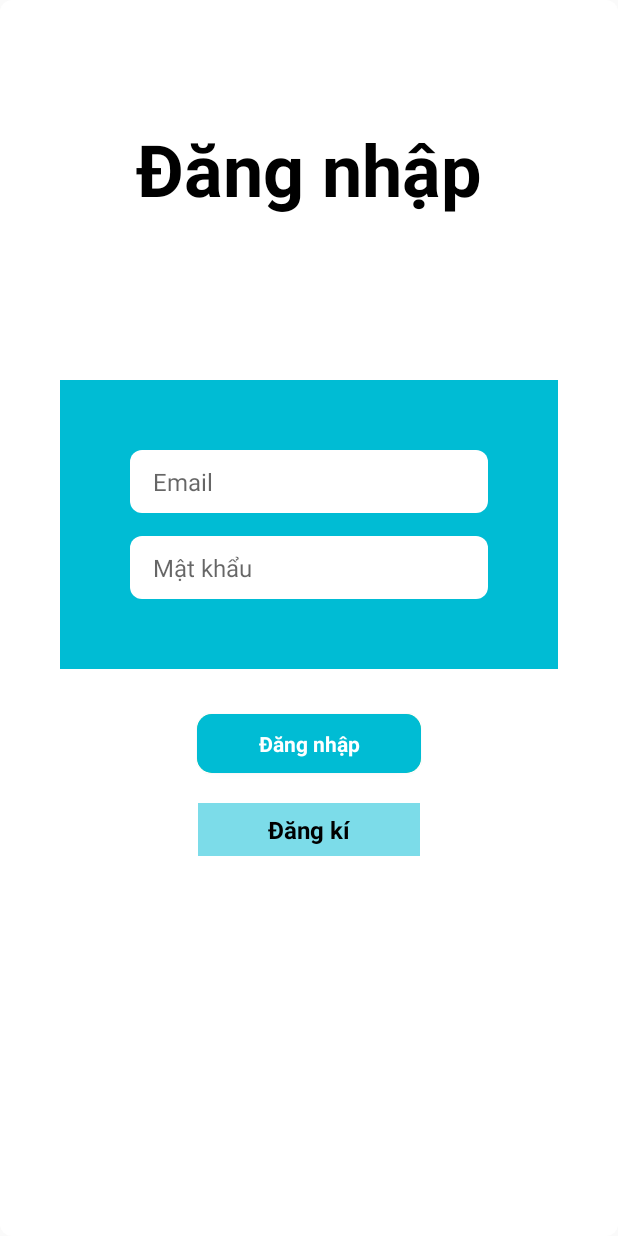
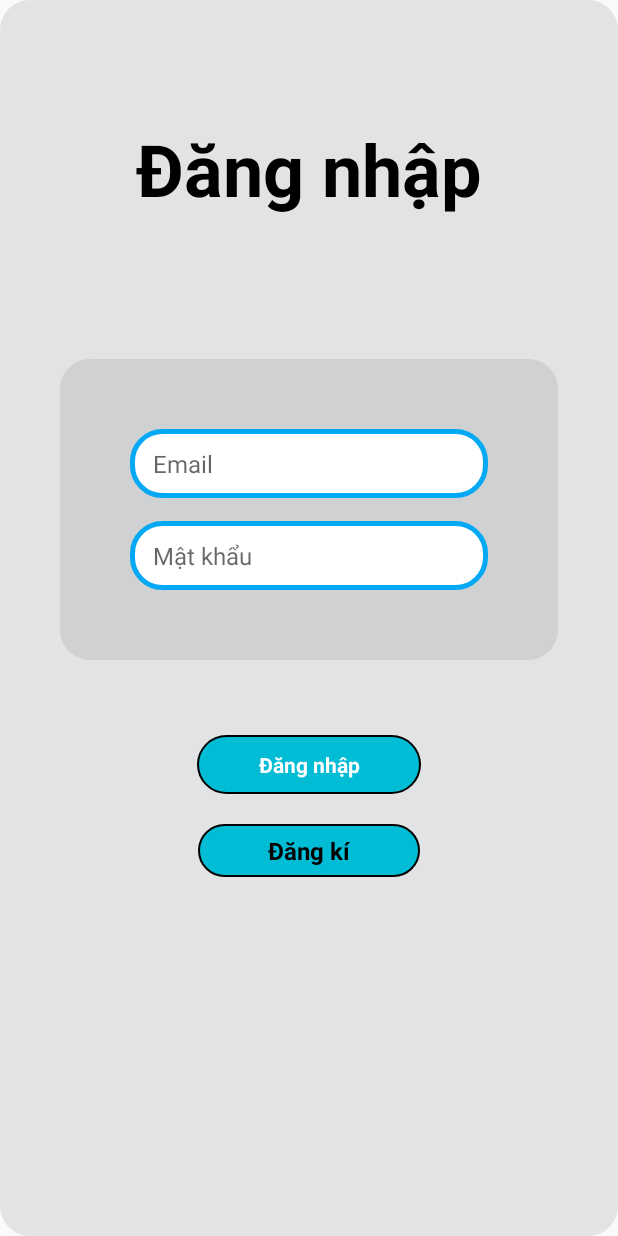
Before and after one commit to MinhThinhrine/MobileProject, an Android app: the screen it shows after launch (LoginActivity), on a phone screen of 412 x 824 dp. Run offline under Robolectric (Android 15) with nearby library versions, the phone set to English and light mode, and no system bars.

Commit message:
update 1

```diff
--- a/app/build.gradle
+++ b/app/build.gradle
@@ -34,16 +34,16 @@ android {
 
 dependencies {
 
-    implementation 'androidx.appcompat:appcompat:1.5.1'
+    implementation 'androidx.appcompat:appcompat:1.6.1'
     implementation 'com.google.android.material:material:1.6.1'
     implementation 'androidx.constraintlayout:constraintlayout:2.1.4'
     implementation 'com.google.android.gms:play-services-maps:18.1.0'
     implementation 'com.google.firebase:firebase-auth:21.1.0'
     implementation 'com.google.firebase:firebase-crashlytics-buildtools:2.9.6'
+    implementation 'com.google.firebase:firebase-database:21.0.0'
     testImplementation 'junit:junit:4.13.2'
     androidTestImplementation 'androidx.test.ext:junit:1.1.3'
     androidTestImplementation 'androidx.test.espresso:espresso-core:3.4.0'
-
     implementation 'com.squareup.picasso:picasso:2.5.2'
     implementation 'com.android.volley:volley:1.2.1'
     implementation 'com.google.code.gson:gson:2.9.0'
--- a/app/src/main/AndroidManifest.xml
+++ b/app/src/main/AndroidManifest.xml
@@ -8,7 +8,8 @@
     <uses-permission android:name="android.permission.ACCESS_FINE_LOCATION" />
     <uses-permission android:name="android.permission.ACCESS_COARSE_LOCATION" />
     <uses-permission android:name="com.google.android.providers.gsf.permission.READ_GSERVICES" />
-    <uses-permission android:name="android.permission.CALL_PHONE" />
+    <uses-permission android:name="android.permission.CALL_PHONE"
+        tools:ignore="PermissionImpliesUnsupportedChromeOsHardware" />
 
     <application
         android:allowBackup="true"
@@ -21,6 +22,8 @@
         android:theme="@style/Theme.AppBanThietBiDienTu"
         android:usesCleartextTraffic="true"
         tools:targetApi="31">
+        <activity android:name=".Activity.test"
+            android:exported="true"></activity>
         <activity
             android:name=".Activity.RegisterActivity"
             android:exported="false">
--- a/app/src/main/java/com/example/appbanthietbidientu/ultil/ApiSp.java
+++ b/app/src/main/java/com/example/appbanthietbidientu/ultil/ApiSp.java
@@ -26,7 +26,7 @@ public interface ApiSp {
 
     ApiSp apiLogin = new Retrofit.Builder()
 //            .baseUrl("https://firebasestorage.googleapis.com/v0/b/realtime-64f58.appspot.com/o/")
-            .baseUrl("http://192.168.1.246/")
+            .baseUrl("http://192.168.1.10/hocadr/")
             .addConverterFactory(GsonConverterFactory.create(gson))
             .build()
             .create(ApiSp.class);
--- a/app/src/main/java/com/example/appbanthietbidientu/ultil/Const.java
+++ b/app/src/main/java/com/example/appbanthietbidientu/ultil/Const.java
@@ -6,4 +6,7 @@ public class Const {
     public static final String KEY_EMAIL = "email";
 
     public static final String KEY_PASSWORD = "password";
+
+    public static final String ROLE = "role";
+
 }
--- a/app/src/main/res/drawable/boder.xml
+++ b/app/src/main/res/drawable/boder.xml
@@ -1,5 +1,6 @@
 <?xml version="1.0" encoding="utf-8"?>
 <shape xmlns:android="http://schemas.android.com/apk/res/android">
-    <corners android:radius="8dp" />
-    <solid android:color="#FFFFFF"/>
+    <corners android:radius="20dp" />
+    <solid android:color="#32808588"/>
+
 </shape>
--- a/app/src/main/res/drawable/boder_edit_text.xml
+++ b/app/src/main/res/drawable/boder_edit_text.xml
@@ -2,4 +2,13 @@
 <shape xmlns:android="http://schemas.android.com/apk/res/android">
     <corners android:radius="8dp"/>
     <solid android:color="@color/white"/>
+    <padding android:left="10dp"
+        android:right="10dp"
+        android:top="20dp"
+        android:bottom="10dp"></padding>
+
+    <corners android:radius="20dp"></corners>
+    <stroke android:color="#03A9F4"
+        android:width="3dp"
+        ></stroke>
 </shape>
--- /dev/null
+++ b/app/src/main/res/drawable/button_admin.xml
@@ -0,0 +1,11 @@
+<?xml version="1.0" encoding="utf-8"?>
+<shape xmlns:android="http://schemas.android.com/apk/res/android"
+    android:shape="rectangle">
+    <corners android:radius="20dp"></corners>
+    <solid android:color="#00BCD4"></solid>
+    <size android:width="100dp"
+        android:height="20dp"></size>
+    <stroke android:width="1dp"
+        android:color="@color/black"
+        ></stroke>
+</shape>
--- a/app/src/main/res/layout/activity_login.xml
+++ b/app/src/main/res/layout/activity_login.xml
@@ -5,7 +5,8 @@
     android:layout_width="match_parent"
     android:layout_height="match_parent"
     android:background="@drawable/boder"
-    tools:context=".Activity.LoginActivity">
+    tools:context=".Activity.LoginActivity"
+    >
 
     <TextView
         android:id="@+id/titleLogin"
@@ -29,8 +30,8 @@
             android:layout_width="match_parent"
             android:layout_height="wrap_content"
             android:layout_marginHorizontal="40dp"
-            android:background="#00BCD4"
             android:orientation="vertical"
+            android:background="@drawable/boder"
             android:padding="70px">
 
             <EditText
@@ -41,7 +42,7 @@
                 android:hint="Email"
                 android:inputType="textEmailAddress"
                 android:paddingHorizontal="15dp"
-                android:paddingVertical="10dp"
+                android:paddingVertical="12dp"
                 android:textColor="@color/black"
                 android:textSize="16dp" />
 
@@ -50,27 +51,22 @@
                 android:layout_width="match_parent"
                 android:layout_height="wrap_content"
                 android:layout_marginTop="15dp"
-                android:background="@drawable/boder"
+                android:background="@drawable/boder_edit_text"
                 android:hint="Mật khẩu"
                 android:inputType="textPassword"
                 android:paddingHorizontal="15dp"
-                android:paddingVertical="10dp"
+                android:paddingVertical="12dp"
                 android:textColor="@color/black"
                 android:textSize="16dp" />
         </LinearLayout>
 
-        <androidx.cardview.widget.CardView
-            android:layout_width="wrap_content"
-            android:layout_height="wrap_content"
-            android:layout_marginTop="30dp"
-            app:cardBackgroundColor="#9EF13D"
-            app:cardCornerRadius="10dp">
 
             <TextView
+                android:layout_marginTop="50dp"
                 android:id="@+id/login"
                 android:layout_width="149dp"
                 android:layout_height="wrap_content"
-                android:background="#00BCD4"
+                android:background="@drawable/button_admin"
                 android:paddingHorizontal="20dp"
                 android:paddingVertical="10dp"
                 android:text="Đăng nhập"
@@ -79,14 +75,13 @@
                 android:textColor="#FFFFFF"
                 android:textSize="14sp"
                 android:textStyle="bold" />
-        </androidx.cardview.widget.CardView>
 
         <TextView
             android:id="@+id/register_account"
             android:layout_width="148dp"
             android:layout_height="35dp"
             android:layout_marginTop="20dp"
-            android:background="#8300BCD4"
+            android:background="@drawable/button_admin"
             android:fontFamily="sans-serif"
             android:paddingTop="10px"
             android:text="Đăng kí"
```
Also changed, not shown: app/src/main/java/com/example/appbanthietbidientu/Activity/RegisterActivity.java (+62 -28 lines), app/src/main/java/com/example/appbanthietbidientu/Activity/test.java (added, +41 -0 lines), app/src/main/java/com/example/appbanthietbidientu/model/User.java (+21 -21 lines), 3 other files.
